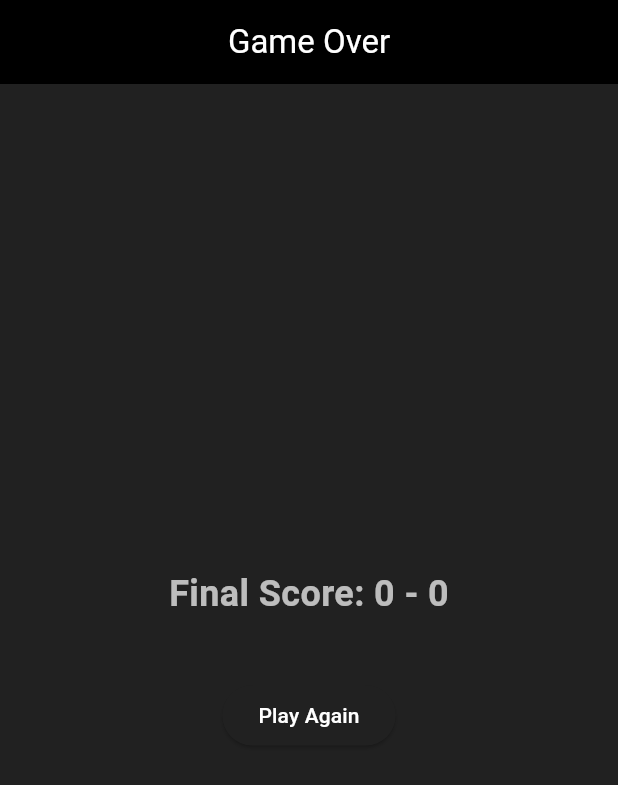
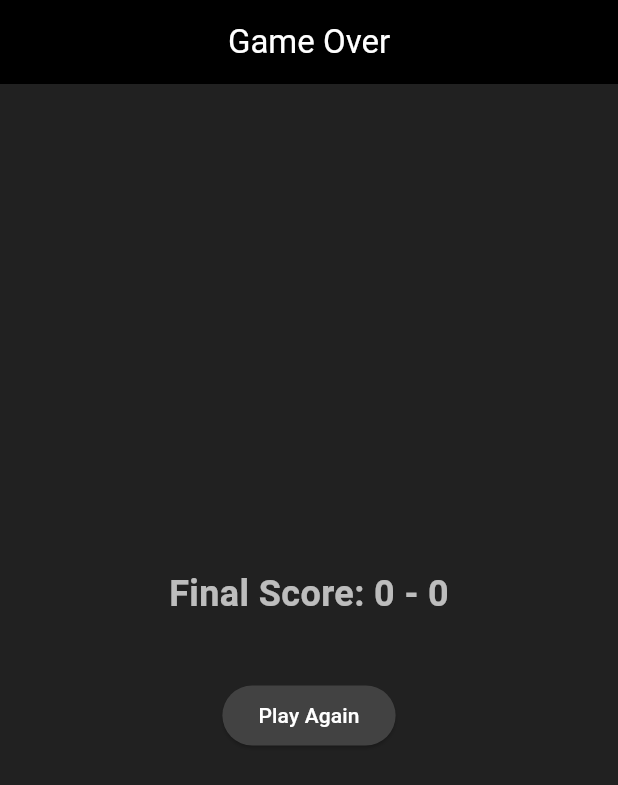
Before and after one commit to ciakarellas/decrypto_2, a Flutter app: the EndGameScreen screen opened by its route, on a phone screen of 412 x 824 dp. Shown: the top 785 px of the screen. Run offline on Flutter 3.47's test engine with Material 3 defaults, Android fonts, the phone set to English and light mode, and no system bars; our stand-ins replace bloc, equatable.

Commit message:
second commit

```diff
--- a/lib/utils/app_theme.dart
+++ b/lib/utils/app_theme.dart
@@ -9,7 +9,7 @@ class AppTheme {
     colorScheme: ColorScheme.dark(
       primary: Colors.white,
       secondary: Colors.tealAccent,
-      surface: Colors.grey.shade900,
+      surface: Colors.grey.shade800, // Added for card backgrounds
     ),
     textTheme: const TextTheme(
       bodyLarge: TextStyle(color: Colors.white),
```
Also changed, not shown: 1 other file.
